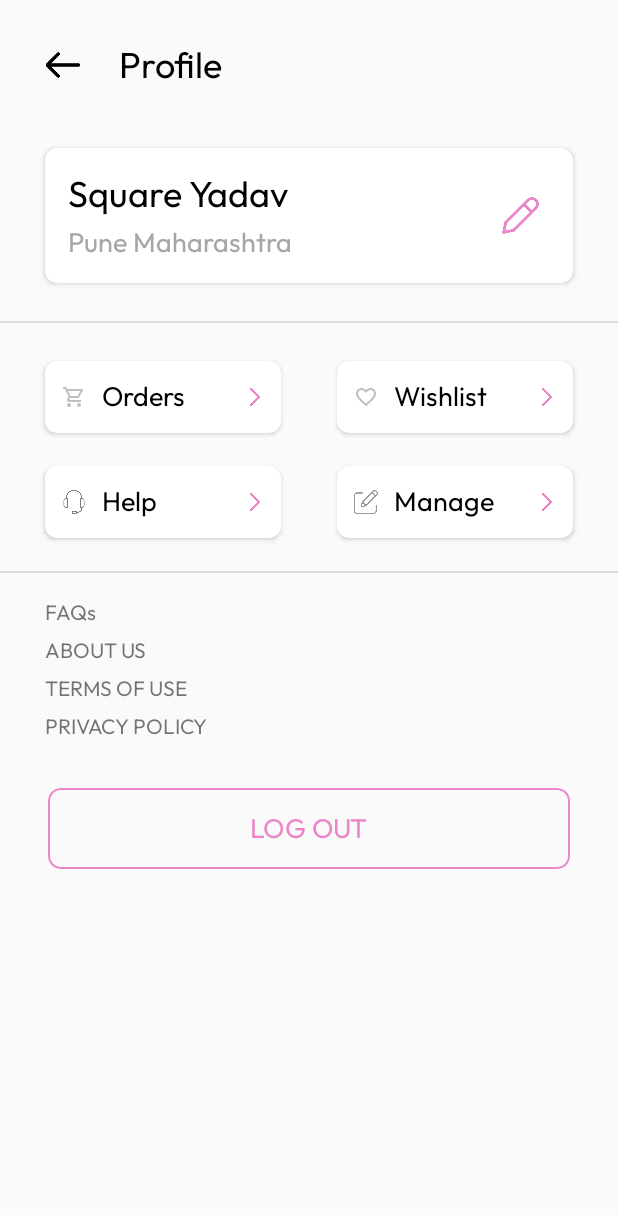
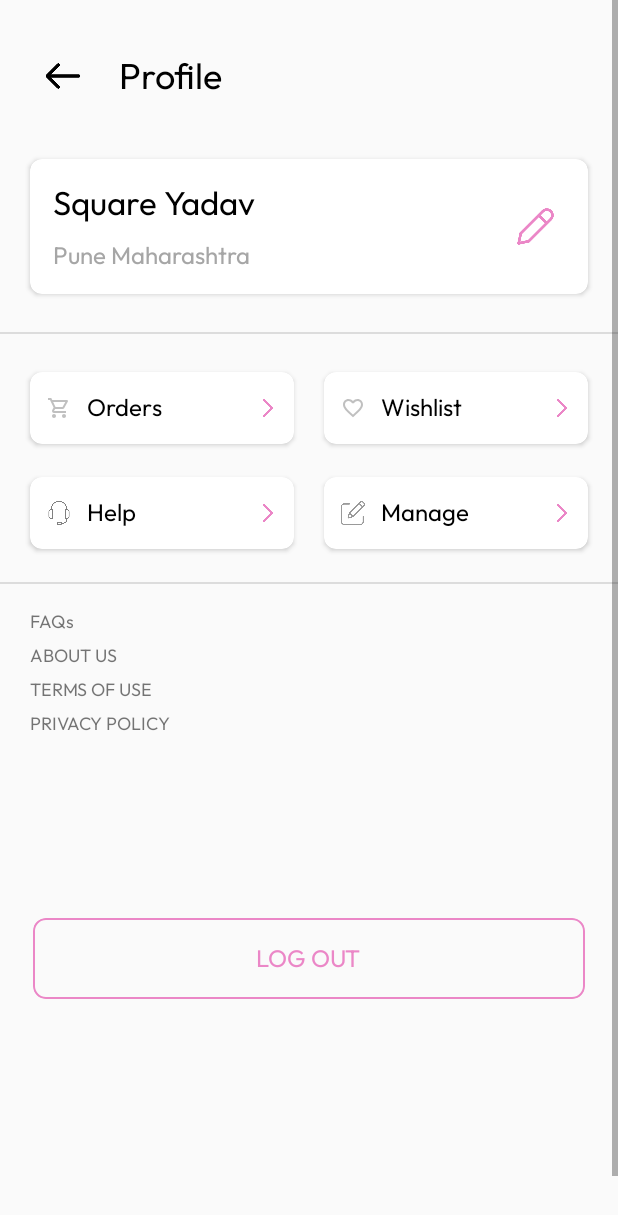
Before and after one commit to Dhiresh-7358/MYshot, an Android app: the Profile screen opened directly, with no data from a screen before it, on a phone screen of 412 x 824 dp. Shown: the top 1215 px of the screen. Run offline under Robolectric (Android 15) with nearby library versions, the phone set to English and light mode, and no system bars.

Commit message:
3rd commit

```diff
--- a/app/src/main/res/layout/activity_profile.xml
+++ b/app/src/main/res/layout/activity_profile.xml
@@ -8,11 +8,20 @@
     android:orientation="vertical"
     tools:context=".activity.SelectCity">
 
+    <ScrollView
+        android:layout_width="match_parent"
+        android:layout_height="match_parent">
 
         <LinearLayout
             android:layout_width="match_parent"
             android:layout_height="wrap_content"
-        android:layout_marginTop="28dp"
+            android:orientation="vertical">
+
+
+            <LinearLayout
+                android:layout_width="match_parent"
+                android:layout_height="wrap_content"
+                android:layout_marginTop="35dp"
                 android:orientation="horizontal">
 
                 <ImageView
@@ -37,9 +46,9 @@
             <androidx.cardview.widget.CardView
                 android:layout_width="match_parent"
                 android:layout_height="90dp"
-        android:layout_marginStart="30dp"
+                android:layout_marginStart="20dp"
                 android:layout_marginTop="40dp"
-        android:layout_marginEnd="30dp"
+                android:layout_marginEnd="20dp"
                 app:cardCornerRadius="8dp">
 
                 <TextView
@@ -52,7 +61,7 @@
                     android:fontFamily="@font/outfit_regular"
                     android:text="Square Yadav"
                     android:textColor="@color/black"
-            android:textSize="24sp" />
+                    android:textSize="22sp" />
 
                 <ImageView
                     android:layout_width="30dp"
@@ -67,11 +76,13 @@
                     android:layout_height="wrap_content"
                     android:layout_gravity="bottom|left"
                     android:layout_marginStart="15dp"
+                    android:layout_marginEnd="70dp"
                     android:layout_marginBottom="15dp"
                     android:fontFamily="@font/outfit_regular"
+                    android:maxLines="1"
                     android:text="Pune Maharashtra"
                     android:textColor="@color/grey"
-            android:textSize="18sp" />
+                    android:textSize="16sp" />
             </androidx.cardview.widget.CardView>
 
             <View
@@ -87,13 +98,14 @@
 
                 <androidx.cardview.widget.CardView
                     android:id="@+id/order_view"
-            android:layout_width="157dp"
+                    android:layout_width="0dp"
                     android:layout_height="48dp"
-            android:layout_marginStart="30dp"
+                    android:layout_marginStart="20dp"
                     android:layout_marginTop="25dp"
+                    android:layout_marginEnd="10dp"
                     app:cardCornerRadius="8dp"
-            app:layout_constraintEnd_toEndOf="parent"
-            app:layout_constraintHorizontal_bias="0.0"
+                    app:layout_constraintEnd_toStartOf="@id/wishlist_view"
+                    app:layout_constraintHorizontal_weight="1"
                     app:layout_constraintStart_toStartOf="parent"
                     app:layout_constraintTop_toTopOf="parent">
 
@@ -106,7 +118,7 @@
                         android:fontFamily="@font/outfit_regular"
                         android:text="Orders"
                         android:textColor="@color/black"
-                android:textSize="18sp" />
+                        android:textSize="16sp" />
 
                     <ImageView
                         android:layout_width="16dp"
@@ -127,15 +139,16 @@
 
                 <androidx.cardview.widget.CardView
                     android:id="@+id/help_view"
-            android:layout_width="157dp"
+                    android:layout_width="0dp"
                     android:layout_height="48dp"
-            android:layout_marginStart="30dp"
+                    android:layout_marginStart="20dp"
                     android:layout_marginTop="22dp"
+                    android:layout_marginEnd="10dp"
                     android:layout_marginBottom="22dp"
                     app:cardCornerRadius="8dp"
                     app:layout_constraintBottom_toBottomOf="parent"
-            app:layout_constraintEnd_toEndOf="@id/order_view"
-            app:layout_constraintHorizontal_bias="0.0"
+                    app:layout_constraintEnd_toStartOf="@id/manage_view"
+                    app:layout_constraintHorizontal_weight="1"
                     app:layout_constraintStart_toStartOf="parent"
                     app:layout_constraintTop_toBottomOf="@+id/order_view">
 
@@ -148,7 +161,7 @@
                         android:fontFamily="@font/outfit_regular"
                         android:text="Help"
                         android:textColor="@color/black"
-                android:textSize="18sp" />
+                        android:textSize="16sp" />
 
                     <ImageView
                         android:layout_width="16dp"
@@ -168,12 +181,15 @@
 
                 <androidx.cardview.widget.CardView
                     android:id="@+id/wishlist_view"
-            android:layout_width="157dp"
+                    android:layout_width="0dp"
                     android:layout_height="48dp"
+                    android:layout_marginStart="10dp"
                     android:layout_marginTop="25dp"
-            android:layout_marginEnd="30dp"
+                    android:layout_marginEnd="20dp"
                     app:cardCornerRadius="8dp"
                     app:layout_constraintEnd_toEndOf="parent"
+                    app:layout_constraintHorizontal_weight="1"
+                    app:layout_constraintStart_toEndOf="@+id/order_view"
                     app:layout_constraintTop_toTopOf="parent">
 
                     <TextView
@@ -185,7 +201,7 @@
                         android:fontFamily="@font/outfit_regular"
                         android:text="Wishlist"
                         android:textColor="@color/black"
-                android:textSize="18sp" />
+                        android:textSize="16sp" />
 
                     <ImageView
                         android:layout_width="16dp"
@@ -205,12 +221,17 @@
 
                 <androidx.cardview.widget.CardView
                     android:id="@+id/manage_view"
-            android:layout_width="157dp"
+                    android:layout_width="0dp"
                     android:layout_height="48dp"
+                    android:layout_marginStart="10dp"
                     android:layout_marginTop="22dp"
-            android:layout_marginEnd="30dp"
+                    android:layout_marginEnd="20dp"
+                    android:layout_marginBottom="22dp"
                     app:cardCornerRadius="8dp"
+                    app:layout_constraintBottom_toBottomOf="parent"
                     app:layout_constraintEnd_toEndOf="parent"
+                    app:layout_constraintHorizontal_weight="1"
+                    app:layout_constraintStart_toEndOf="@+id/help_view"
                     app:layout_constraintTop_toBottomOf="@+id/wishlist_view">
 
                     <TextView
@@ -222,7 +243,7 @@
                         android:fontFamily="@font/outfit_regular"
                         android:text="Manage"
                         android:textColor="@color/black"
-                android:textSize="18sp" />
+                        android:textSize="16sp" />
 
                     <ImageView
                         android:layout_width="16dp"
@@ -252,45 +273,49 @@
                 android:id="@+id/textView7"
                 android:layout_width="wrap_content"
                 android:layout_height="wrap_content"
-        android:layout_marginStart="30dp"
+                android:layout_marginStart="20dp"
                 android:layout_marginTop="17dp"
                 android:fontFamily="@font/outfit_regular"
-        android:text="FAQs" />
+                android:text="FAQs"
+                android:textSize="12sp" />
 
             <TextView
                 android:id="@+id/textView11"
-        android:layout_width="match_parent"
+                android:layout_width="wrap_content"
                 android:layout_height="wrap_content"
-        android:layout_marginStart="30dp"
+                android:layout_marginStart="20dp"
                 android:layout_marginTop="7dp"
                 android:fontFamily="@font/outfit_regular"
-        android:text="ABOUT US" />
+                android:text="ABOUT US"
+                android:textSize="12sp" />
 
             <TextView
                 android:id="@+id/textView14"
-        android:layout_width="match_parent"
+                android:layout_width="wrap_content"
                 android:layout_height="wrap_content"
-        android:layout_marginStart="30dp"
+                android:layout_marginStart="20dp"
                 android:layout_marginTop="7dp"
                 android:fontFamily="@font/outfit_regular"
-        android:text="TERMS OF USE" />
+                android:text="TERMS OF USE"
+                android:textSize="12sp" />
 
             <TextView
                 android:id="@+id/textView15"
-        android:layout_width="match_parent"
+                android:layout_width="wrap_content"
                 android:layout_height="wrap_content"
-        android:layout_marginStart="30dp"
+                android:layout_marginStart="20dp"
                 android:layout_marginTop="7dp"
                 android:fontFamily="@font/outfit_regular"
-        android:text="PRIVACY POLICY" />
+                android:text="PRIVACY POLICY"
+                android:textSize="12sp" />
 
             <androidx.cardview.widget.CardView
                 android:layout_width="match_parent"
                 android:layout_height="54dp"
-        android:layout_marginStart="32dp"
-        android:layout_marginTop="32dp"
-        android:layout_marginEnd="32dp"
-        android:layout_marginBottom="32dp"
+                android:layout_marginStart="22dp"
+                android:layout_marginTop="122dp"
+                android:layout_marginEnd="22dp"
+                android:layout_marginBottom="200dp"
                 android:foreground="@drawable/cardstyle"
                 app:cardBackgroundColor="#00000000"
                 app:cardCornerRadius="8dp"
@@ -304,7 +329,9 @@
                     android:fontFamily="@font/outfit_regular"
                     android:text="LOG OUT"
                     android:textColor="@color/pink"
-            android:textSize="18sp" />
+                    android:textSize="16sp" />
             </androidx.cardview.widget.CardView>
+        </LinearLayout>
+    </ScrollView>
 
 </LinearLayout>
```
Lines whose indentation alone changed are shown as unchanged.
